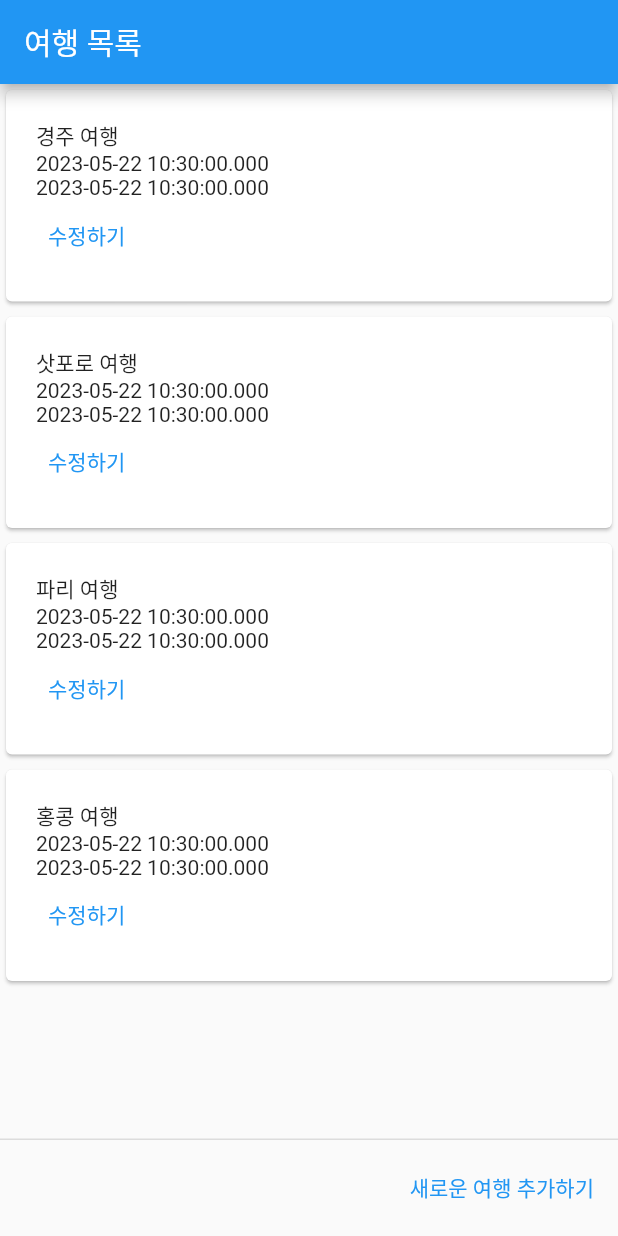
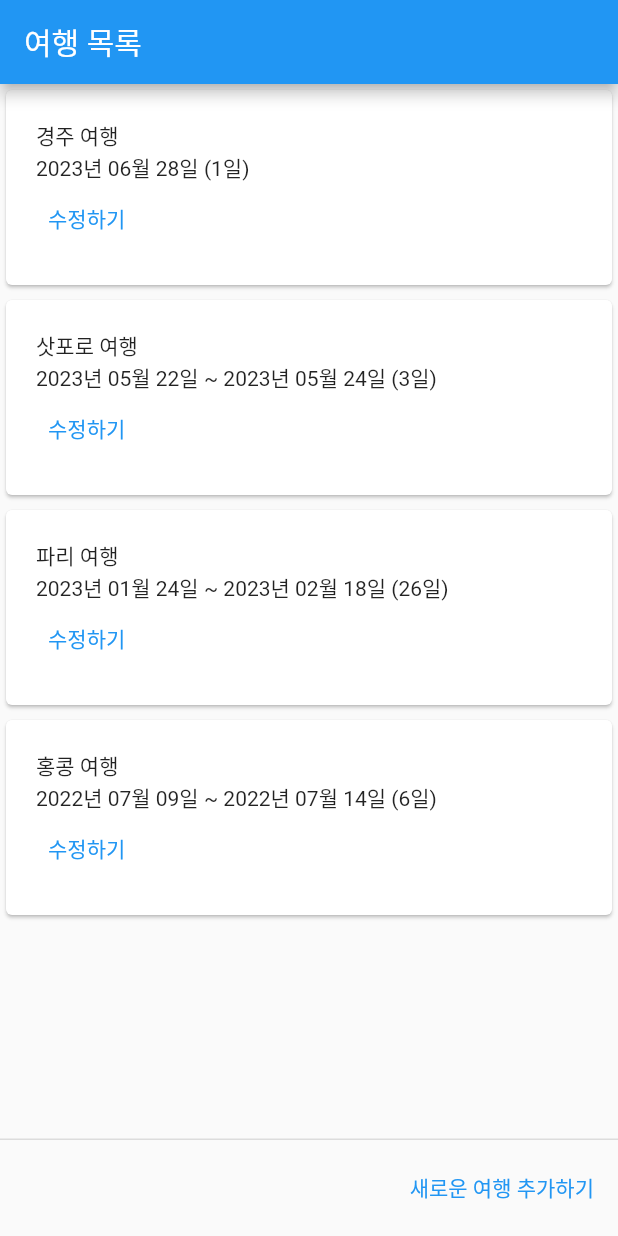
Before and after one commit to dongoc/flutter-trip-expenses-manager, a Flutter app: the screen it shows after launch, on a phone screen of 412 x 824 dp. Run offline on Flutter 3.47's test engine with Material 2 defaults, Android fonts, the light colour scheme and no system bars.

Commit message:
date_format 패키지 추가 및 formatDate 적용

```diff
--- a/lib/main.dart
+++ b/lib/main.dart
@@ -12,7 +12,7 @@ class MyApp extends StatelessWidget {
   @override
   Widget build(BuildContext context) {
     return MaterialApp(
-      title: 'Flutter Demo',
+      title: '시니어 여행가계부',
       theme: ThemeData(
         primarySwatch: Colors.blue,
       ),
--- a/lib/models/trip.dart
+++ b/lib/models/trip.dart
@@ -1,11 +1,12 @@
 class Trip {
   final String id, title;
-  final DateTime startDate, endDate;
+  final DateTime startDate;
+  final DateTime? endDate;
 
   Trip({
     required this.id,
     required this.title,
     required this.startDate,
-    required this.endDate,
+    this.endDate,
   });
 }
--- a/lib/screens/trip_list_screen.dart
+++ b/lib/screens/trip_list_screen.dart
@@ -10,26 +10,25 @@ List<Trip> tripList = [
   Trip(
     id: "1",
     title: "경주 여행",
-    startDate: DateTime.now(),
-    endDate: DateTime.now(),
+    startDate: DateTime(2023, 6, 28),
   ),
   Trip(
     id: "2",
     title: "삿포로 여행",
-    startDate: DateTime.now(),
-    endDate: DateTime.now(),
+    startDate: DateTime(2023, 5, 22),
+    endDate: DateTime(2023, 5, 24),
   ),
   Trip(
     id: "3",
     title: "파리 여행",
-    startDate: DateTime.now(),
-    endDate: DateTime.now(),
+    startDate: DateTime(2023, 1, 24),
+    endDate: DateTime(2023, 2, 18),
   ),
   Trip(
     id: "4",
     title: "홍콩 여행",
-    startDate: DateTime.now(),
-    endDate: DateTime.now(),
+    startDate: DateTime(2022, 7, 9),
+    endDate: DateTime(2022, 7, 14),
   ),
 ];
 
--- a/lib/widgets/trip/trip_card.dart
+++ b/lib/widgets/trip/trip_card.dart
@@ -1,3 +1,4 @@
+import 'package:date_format/date_format.dart';
 import 'package:flutter/material.dart';
 import 'package:trip_expenses_manager/screens/expense_list_screen.dart';
 import 'package:trip_expenses_manager/screens/trip_form_screen.dart';
@@ -12,6 +13,16 @@ class TripCard extends StatelessWidget {
     super.key,
     required this.trip,
   });
+
+  String getPeriodText(DateTime startDate, DateTime? endDate) {
+    int period = endDate != null ? endDate.difference(startDate).inDays + 1 : 1;
+    String formattedStartDate =
+        formatDate(startDate, [yyyy, '년 ', mm, '월 ', dd, '일']);
+    String? formattedEndDate = endDate != null
+        ? formatDate(endDate, [yyyy, '년 ', mm, '월 ', dd, '일'])
+        : null;
+    return '$formattedStartDate${formattedEndDate != null ? ' ~ $formattedEndDate' : ''} ($period일)';
+  }
 
   @override
   Widget build(BuildContext context) {
@@ -32,8 +43,7 @@ class TripCard extends StatelessWidget {
             crossAxisAlignment: CrossAxisAlignment.start,
             children: [
               Text(trip.title),
-              Text(trip.startDate.toString()),
-              Text(trip.endDate.toString()),
+              Text(getPeriodText(trip.startDate, trip.endDate)),
               TextButton(
                   onPressed: () {
                     Navigator.push(
--- a/pubspec.yaml
+++ b/pubspec.yaml
@@ -35,6 +35,7 @@ dependencies:
   # The following adds the Cupertino Icons font to your application.
   # Use with the CupertinoIcons class for iOS style icons.
   cupertino_icons: ^1.0.2
+  date_format: ^2.0.7
 
 dev_dependencies:
   flutter_test:
```
Also changed, not shown: pubspec.lock.
